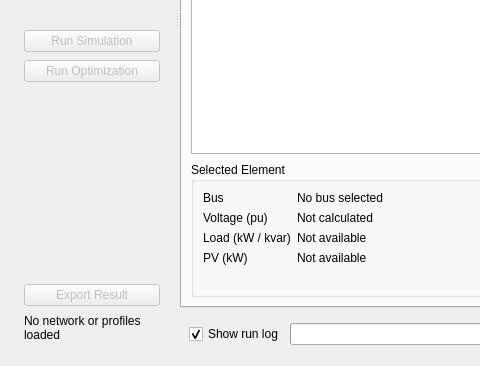
Before: the Qt Designer form 07_Implementation/src_accelerated/assets/main_window.ui in Islahi/EE499-Team16, drawn with Qt 5; both pictures show x 0 to 480 and y 332 to 698 of the 1280 by 856 pixel window.
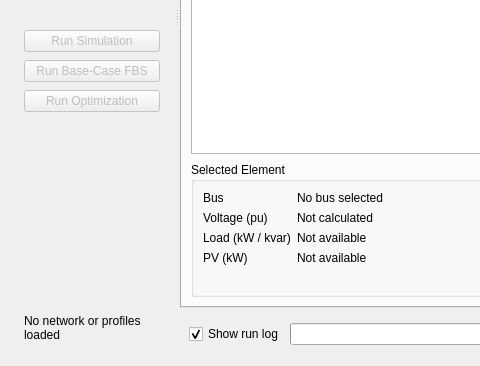
After: the same form once the commit is applied.

Commit message: Refine scenario sessions and base-case workflow

The edit to the form file:
```diff
--- a/07_Implementation/src_accelerated/assets/main_window.ui
+++ b/07_Implementation/src_accelerated/assets/main_window.ui
@@ -184,6 +184,17 @@
           </property>
          </widget>
         </item>
+        <item>
+         <widget class="QPushButton" name="btn_run_base_case">
+          <property name="enabled">
+           <bool>false</bool>
+          </property>
+          <property name="maximumSize">
+           <size><width>16777215</width><height>38</height></size>
+          </property>
+          <property name="text"><string>Run Base-Case FBS</string></property>
+         </widget>
+        </item>
         <item>
          <widget class="QPushButton" name="btn_run_optimization">
           <property name="enabled">
@@ -213,22 +224,6 @@
           </property>
          </spacer>
         </item>
-        <item>
-         <widget class="QPushButton" name="btn_export_results">
-          <property name="enabled">
-           <bool>false</bool>
-          </property>
-          <property name="maximumSize">
-           <size>
-            <width>16777215</width>
-            <height>38</height>
-           </size>
-          </property>
-          <property name="text">
-           <string>Export Result</string>
-          </property>
-         </widget>
-        </item>
         <item>
          <widget class="QLabel" name="lbl_data_status">
           <property name="text">
```
The commit also changes 5 other files.
